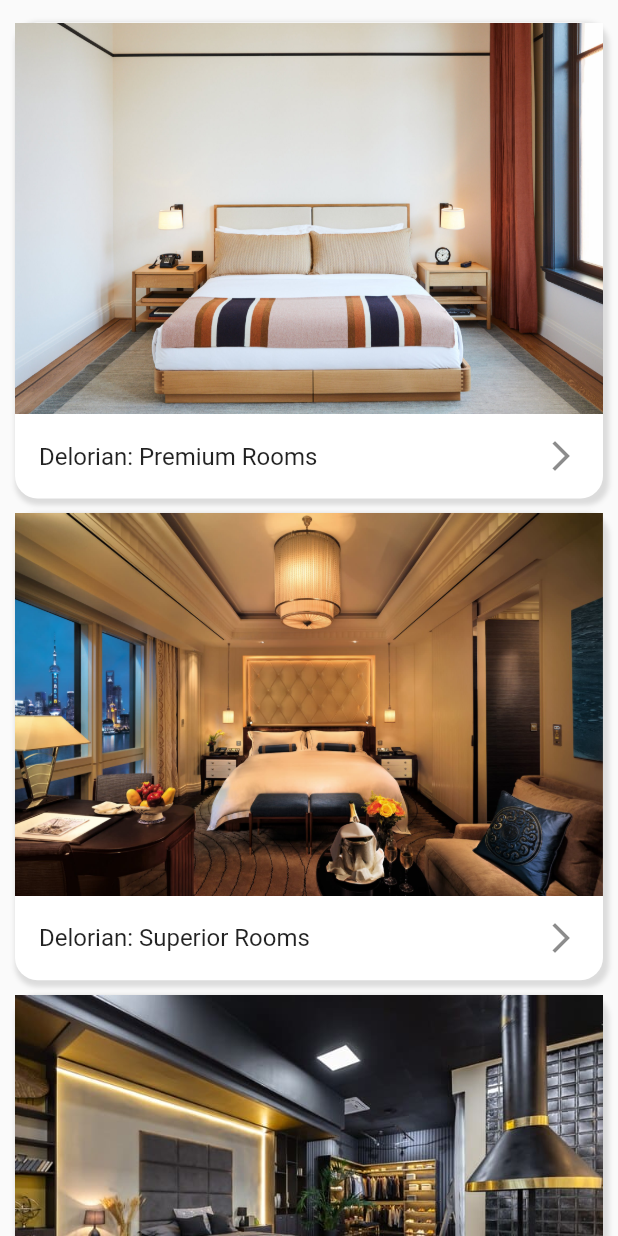
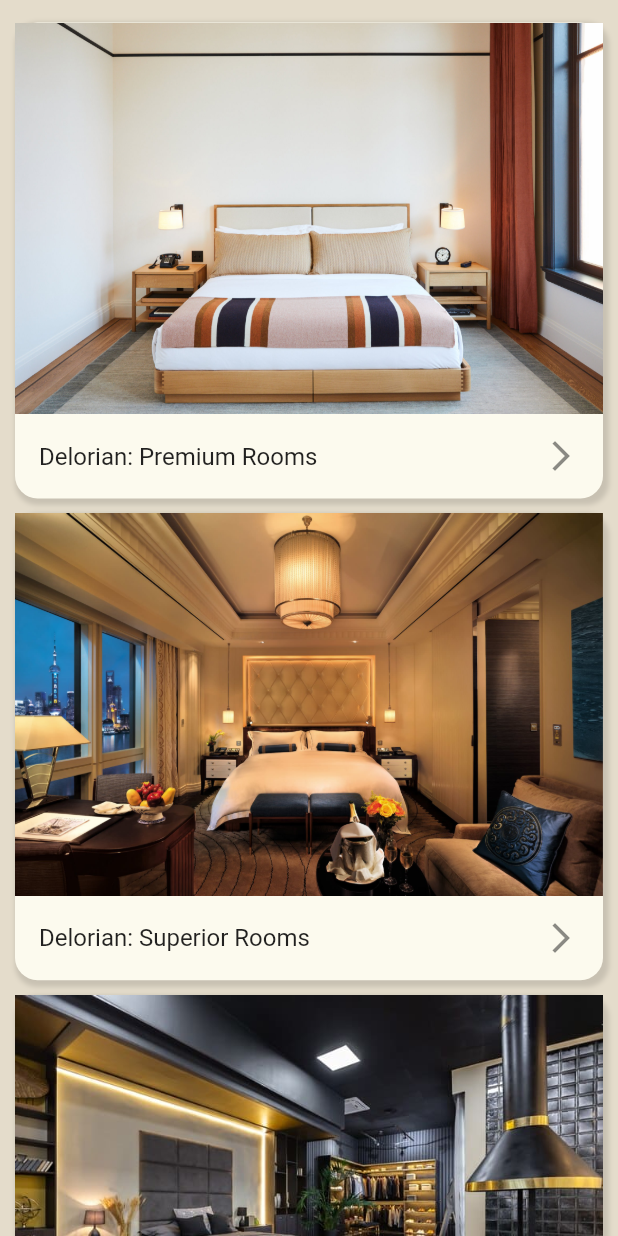
Before and after one commit to INN0C0DE/Delorian-Hotel-App, a Flutter app: the HomePage screen opened directly, on a phone screen of 412 x 824 dp. Run offline on Flutter 3.47's test engine with Material 2 defaults, Android fonts, the phone set to English and light mode, and no system bars; our stand-ins replace carousel_pro_nullsafety.

Commit message:
updated color of pages

```diff
--- a/lib/home_page.dart
+++ b/lib/home_page.dart
@@ -57,6 +57,7 @@
       //   child: const Icon(Icons.add),
       // ),
       bottomNavigationBar: NavigationBar(
+        backgroundColor: const Color(0xFFFCFAEE),
         destinations: const [
           NavigationDestination(icon: Icon(Icons.home), label: 'Home'),
           NavigationDestination(
--- a/lib/home_page1.dart
+++ b/lib/home_page1.dart
@@ -11,6 +11,7 @@
   @override
   Widget build(BuildContext context) {
     return Scaffold(
+      backgroundColor: const Color(0xFFE4DCCB),
       // appBar: AppBar(
       //   title: const Text('Delorian Hotel'),
       // ),
@@ -134,7 +135,7 @@
                     const EdgeInsets.symmetric(horizontal: 10.0, vertical: 5.0),
                 decoration: BoxDecoration(
                   borderRadius: BorderRadius.circular(15),
-                  color: Colors.white,
+                  color: const Color(0xFFFCFAEE),
                   boxShadow: const [
                     BoxShadow(
                       color: Colors.black12,
@@ -172,7 +173,7 @@
                     const EdgeInsets.symmetric(horizontal: 10.0, vertical: 5.0),
                 decoration: BoxDecoration(
                   borderRadius: BorderRadius.circular(15),
-                  color: Colors.white,
+                  color: const Color(0xFFFCFAEE),
                   boxShadow: const [
                     BoxShadow(
                       color: Colors.black12,
@@ -210,7 +211,7 @@
                     const EdgeInsets.symmetric(horizontal: 10.0, vertical: 5.0),
                 decoration: BoxDecoration(
                   borderRadius: BorderRadius.circular(15),
-                  color: Colors.white,
+                  color: const Color(0xFFFCFAEE),
                   boxShadow: const [
                     BoxShadow(
                       color: Colors.black12,
--- a/lib/welcome_page.dart
+++ b/lib/welcome_page.dart
@@ -6,6 +6,7 @@
   @override
   Widget build(BuildContext context) {
     return Scaffold(
+      backgroundColor: const Color(0xFFE4DCCB),
       body: SingleChildScrollView(
         child: Padding(
           padding: const EdgeInsets.all(13.0),
```
Also changed, not shown: lib/about_page.dart (+11 -4 lines), lib/booking_page.dart (+10 -2 lines).
